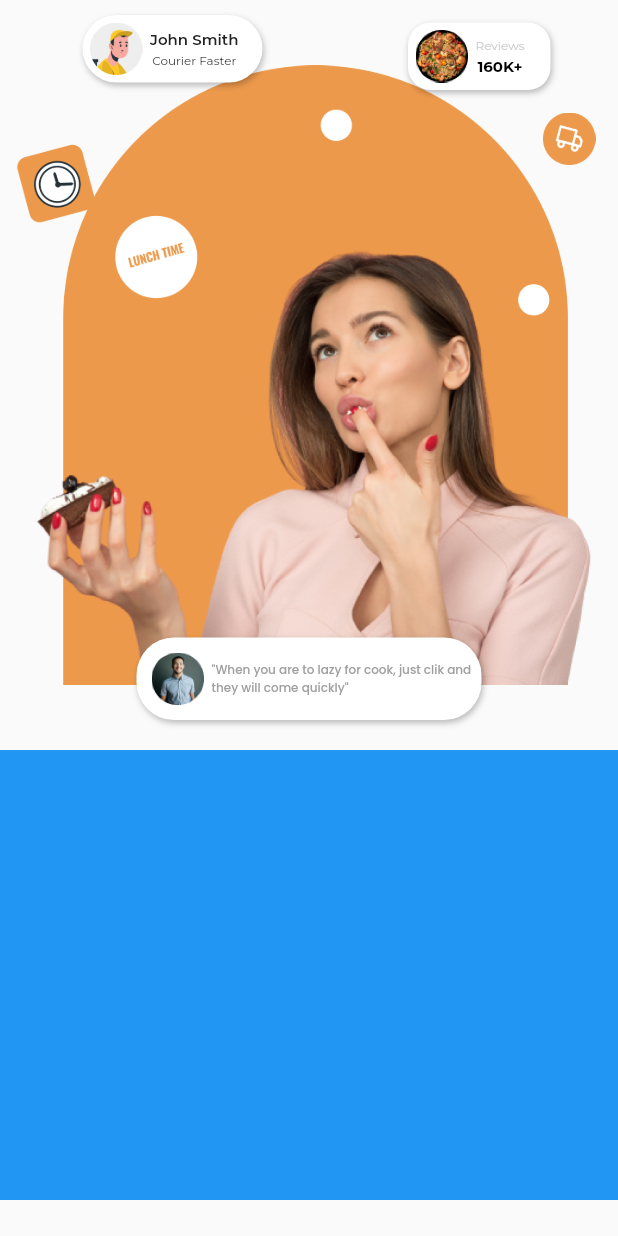
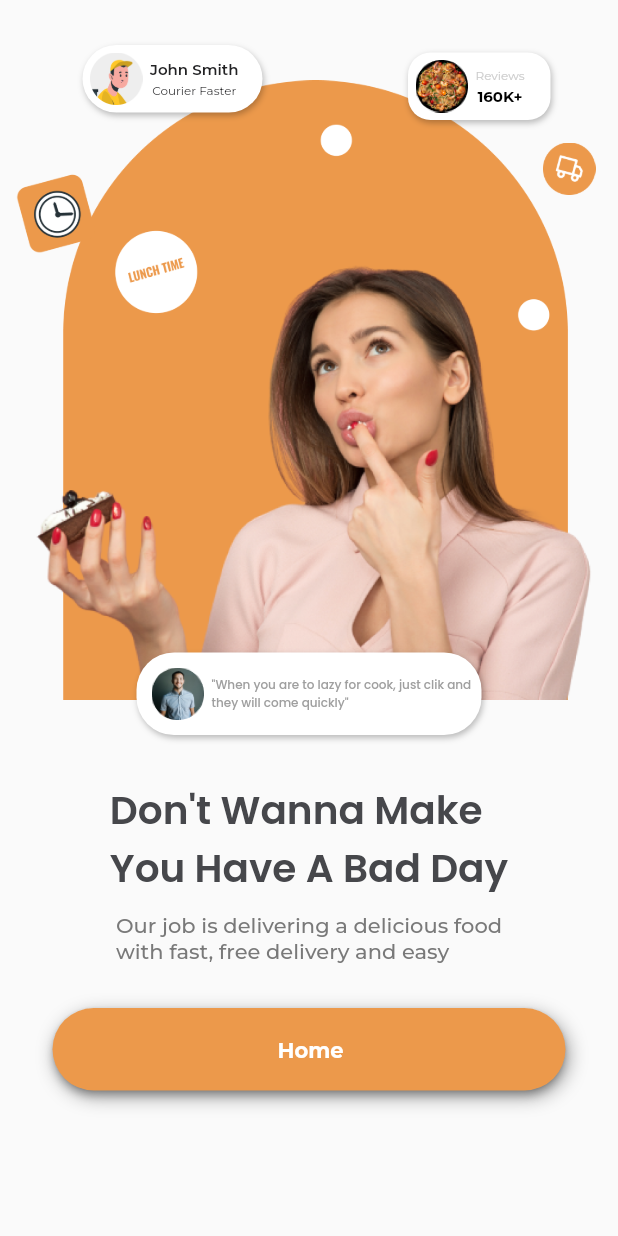
Before and after one commit to jesther-ai/food-delivery-app, a Flutter app: the screen it shows after launch, on a phone screen of 412 x 824 dp. Run offline on Flutter 3.47's test engine with Material 2 defaults, Android fonts, the phone set to English and light mode, and no system bars; drawn by our look-alikes of carousel_slider; our stand-ins replace flutter_staggered_animations, google_fonts.

Commit message:
WelcomeScreen finish

```diff
--- /dev/null
+++ b/lib/devices/utilities/functions.dart
@@ -0,0 +1,3 @@
+delay(int delayMiliseconds, Function() function) {
+  Future.delayed(Duration(milliseconds: delayMiliseconds), function);
+}
--- a/lib/providers/welcome_provider.dart
+++ b/lib/providers/welcome_provider.dart
@@ -1,3 +1,22 @@
 import 'package:flutter/foundation.dart';
+import 'package:food_app_delivery/devices/enums.dart';
+import 'package:food_app_delivery/devices/utilities/functions.dart';
 
-class WelcomeProvider with ChangeNotifier {}
+class WelcomeProvider with ChangeNotifier {
+  ButtonState _home = ButtonState.loading;
+
+  ButtonState get home => _home;
+
+  init() {
+    delay(1500, () {
+      _home = ButtonState.initial;
+      notifyListeners();
+    });
+  }
+
+  setHomeButton() {
+    _home = ButtonState.loading;
+    notifyListeners();
+    init();
+  }
+}
--- a/lib/screens/home_screen.dart
+++ b/lib/screens/home_screen.dart
@@ -1,4 +1,5 @@
 import 'package:flutter/material.dart';
+import 'package:food_app_delivery/widgets/welcome_footer.dart';
 import 'package:food_app_delivery/widgets/welcome_header.dart';
 
 class MyHomePage extends StatelessWidget {
@@ -13,12 +14,9 @@ class MyHomePage extends StatelessWidget {
         child: SingleChildScrollView(
           child: Column(
             mainAxisAlignment: MainAxisAlignment.start,
-            children: [
-              const WelcomeHeader(),
-              Container(
-                height: 300,
-                color: Colors.blue,
-              ),
+            children: const [
+              WelcomeHeader(),
+              WelcomeFooter(),
             ],
           ),
         ),
--- a/lib/themes/themes.dart
+++ b/lib/themes/themes.dart
@@ -1,5 +1,7 @@
 import 'package:flutter/material.dart';
 import 'package:flutter/services.dart';
+import 'package:food_app_delivery/devices/utilities/hex_color.dart';
+import 'package:google_fonts/google_fonts.dart';
 
 class FoodAppTheme {
   static final darkTheme = ThemeData(
@@ -23,26 +25,25 @@ class FoodAppTheme {
   //-------------------------------------------------
   //-------------------------------------------------
   static final lightTheme = ThemeData(
-    textTheme: const TextTheme(
-      headlineLarge: TextStyle(
+    textTheme: TextTheme(
+      headlineLarge: const TextStyle(
         fontFamily: 'Inter',
         color: Colors.black,
         fontWeight: FontWeight.w700,
         fontSize: 35,
       ),
-      titleLarge: TextStyle(
+      titleLarge: const TextStyle(
         fontFamily: 'Inter',
         color: Colors.black,
         fontWeight: FontWeight.w400,
         fontSize: 20,
       ),
-      labelLarge: TextStyle(
-        fontFamily: 'Inter',
-        color: Colors.white,
-        fontWeight: FontWeight.w400,
-        fontSize: 20,
+      labelLarge: GoogleFonts.montserrat(
+        fontWeight: FontWeight.w700,
+        fontSize: 14,
+        color: HexColor('#FFFFFF'),
       ),
-      bodyLarge: TextStyle(
+      bodyLarge: const TextStyle(
         fontFamily: 'Inter',
         color: Colors.black,
         fontWeight: FontWeight.w300,
--- a/lib/widgets/primary_button.dart
+++ b/lib/widgets/primary_button.dart
@@ -14,6 +14,7 @@ class PrimaryButton extends StatelessWidget {
     this.width,
     required this.action,
     this.image,
+    this.padding,
     Key? key,
   }) : super(key: key);
   final int position;
@@ -23,15 +24,17 @@ class PrimaryButton extends StatelessWidget {
   final Function action;
   final ButtonState state;
   final String? image;
+  final EdgeInsets? padding;
   @override
   Widget build(BuildContext context) {
-    Duration duration = const Duration(milliseconds: 150);
+    Duration duration = const Duration(milliseconds: 500);
     return FoodAppAnimation(
       position: position,
       child: AnimatedContainer(
         duration: duration,
         height: state == ButtonState.loading ? 60 : height,
         width: state == ButtonState.loading ? 60 : width,
+        padding: padding,
         decoration: BoxDecoration(
           borderRadius: BorderRadius.circular(30),
           boxShadow: [
@@ -58,7 +61,7 @@ class PrimaryButton extends StatelessWidget {
                 ),
               ),
               backgroundColor:
-                  MaterialStateProperty.all<Color>(HexColor('#000000')),
+                  MaterialStateProperty.all<Color>(HexColor('#EC994B')),
             ),
             onPressed:
                 state != ButtonState.disabled && state != ButtonState.loading
--- /dev/null
+++ b/lib/widgets/welcome_footer.dart
@@ -0,0 +1,70 @@
+import 'package:flutter/material.dart';
+import 'package:food_app_delivery/devices/utilities/hex_color.dart';
+import 'package:food_app_delivery/providers/welcome_provider.dart';
+import 'package:food_app_delivery/themes/animation.dart';
+import 'package:food_app_delivery/widgets/primary_button.dart';
+import 'package:google_fonts/google_fonts.dart';
+import 'package:provider/provider.dart';
+
+class WelcomeFooter extends StatelessWidget {
+  const WelcomeFooter({
+    Key? key,
+  }) : super(key: key);
+
+  @override
+  Widget build(BuildContext context) {
+    double width = MediaQuery.of(context).size.width;
+    Provider.of<WelcomeProvider>(context, listen: false).init();
+    return Container(
+      height: 300,
+      width: double.infinity,
+      color: Colors.transparent,
+      child: Consumer<WelcomeProvider>(builder: (context, value, child) {
+        return Column(
+          mainAxisAlignment: MainAxisAlignment.start,
+          crossAxisAlignment: CrossAxisAlignment.center,
+          children: [
+            const SizedBox(height: 20),
+            FoodAppAnimation(
+              position: 7,
+              child: Text(
+                'Don\'t Wanna Make\nYou Have A Bad Day',
+                style: GoogleFonts.poppins(
+                  fontWeight: FontWeight.w600,
+                  fontSize: 26,
+                  color: HexColor('#46474B'),
+                ),
+              ),
+            ),
+            const SizedBox(height: 10),
+            FoodAppAnimation(
+              position: 8,
+              child: Text(
+                'Our job is delivering a delicious food\nwith fast, free delivery and easy',
+                style: GoogleFonts.montserrat(
+                  fontWeight: FontWeight.w500,
+                  fontSize: 14,
+                  color: HexColor('#797979'),
+                ),
+              ),
+            ),
+            const SizedBox(height: 30),
+            Padding(
+              padding: const EdgeInsets.only(left: 35, right: 35),
+              child: PrimaryButton(
+                position: 2,
+                state: value.home,
+                label: 'Home',
+                height: 55,
+                width: width,
+                action: () {
+                  value.setHomeButton();
+                },
+              ),
+            ),
+          ],
+        );
+      }),
+    );
+  }
+}
--- a/lib/widgets/welcome_header.dart
+++ b/lib/widgets/welcome_header.dart
@@ -13,9 +13,9 @@ class WelcomeHeader extends StatelessWidget {
   @override
   Widget build(BuildContext context) {
     return Container(
-      height: 500,
       width: double.infinity,
       color: Colors.transparent,
+      padding: const EdgeInsets.only(top: 20),
       child: Stack(
         alignment: Alignment.center,
         children: [
@@ -24,6 +24,7 @@ class WelcomeHeader extends StatelessWidget {
             child: Image.asset(
               'assets/images/Main.png',
               width: 380,
+              height: 480,
             ),
           ),
           const Positioned(
@@ -60,7 +61,7 @@ class WelcomeHeader extends StatelessWidget {
             ),
           ),
           const Positioned(
-            bottom: 10,
+            bottom: 0,
             child: ReviewsComments(
               position: 5,
             ),
```
